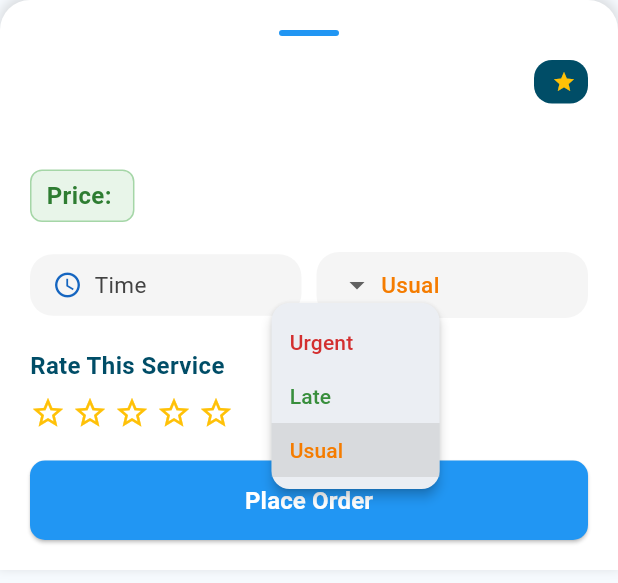
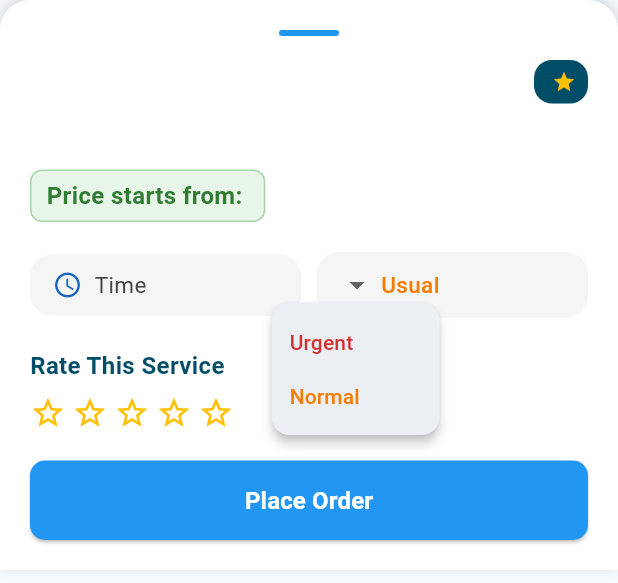
Before and after one commit to shivGam/vclean, a Flutter app: the ServiceDetailSheet widget shown alone on an empty page, opened directly with empty values, after a tap on "Usual", on a phone screen of 412 x 824 dp. Shown: the top 583 px of the screen. Run offline on Flutter 3.47's test engine with Material 3 defaults, Android fonts, the phone set to English and light mode, and no system bars; our stand-ins replace cloud_firestore, dartz, firebase_auth, firebase_core, firebase_database, flutter_bloc and 3 more; accounts and stored records are empty.

Commit message:
semi final changes

```diff
--- a/lib/components/service_bottom_sheet.dart
+++ b/lib/components/service_bottom_sheet.dart
@@ -202,7 +202,7 @@ class _ServiceDetailSheetState extends State<ServiceDetailSheet> {
                   border: Border.all(color: Colors.green.shade200)
               ),
               child: Text(
-                'Price: ${widget.service.price}',
+                'Price starts from: ${widget.service.price}',
                 style: TextStyle(
                   fontSize: 16,
                   fontWeight: FontWeight.w600,
@@ -278,8 +278,7 @@ class _ServiceDetailSheetState extends State<ServiceDetailSheet> {
                           },
                           itemBuilder: (context) => [
                             _buildPriorityItem('Urgent'),
-                            _buildPriorityItem('Late'),
-                            _buildPriorityItem('Usual'),
+                            _buildPriorityItem('Normal')
                           ],
                           child: Center(
                             child: Row(
@@ -394,9 +393,7 @@ class _ServiceDetailSheetState extends State<ServiceDetailSheet> {
     switch (priority) {
       case 'Urgent':
         return PriorityList.urgent;
-      case 'Late':
-        return PriorityList.late;
-      case 'Usual':
+      case 'Normal':
       default:
         return PriorityList.usual;
     }
@@ -407,9 +404,7 @@ class _ServiceDetailSheetState extends State<ServiceDetailSheet> {
     switch (priority) {
       case 'Urgent':
         return Colors.red.shade700;
-      case 'Late':
-        return Colors.green.shade700;
-      case 'Usual':
+      case 'Normal':
       default:
         return Colors.orange.shade700;
     }
--- a/lib/data/model/order_data.dart
+++ b/lib/data/model/order_data.dart
@@ -1,6 +1,5 @@
 enum PriorityList {
   urgent,
-  late,
   usual
 }
 
--- a/lib/screens/admin_page.dart
+++ b/lib/screens/admin_page.dart
@@ -220,8 +220,6 @@ class AdminOrderCard extends StatelessWidget {
       switch (order.priorities) {
         case PriorityList.urgent:
           return Colors.red.withOpacity(0.5);
-        case PriorityList.late:
-          return Colors.blue.withOpacity(0.5);
         case PriorityList.usual:
           return Colors.grey.withOpacity(0.1);
       }
```
